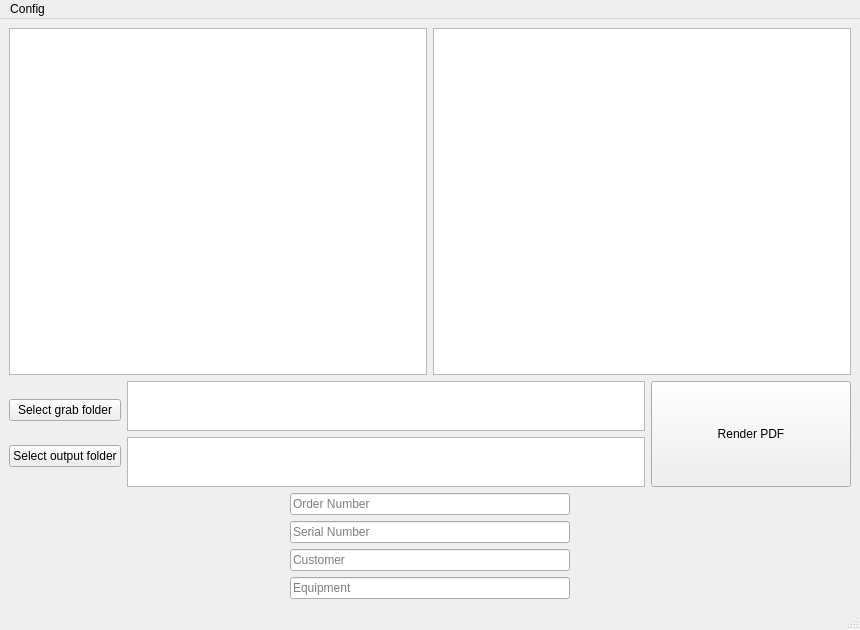
The window that redirect.ui (Kody-Quintana/PfaudSec) describes before a commit, drawn with Qt 5.
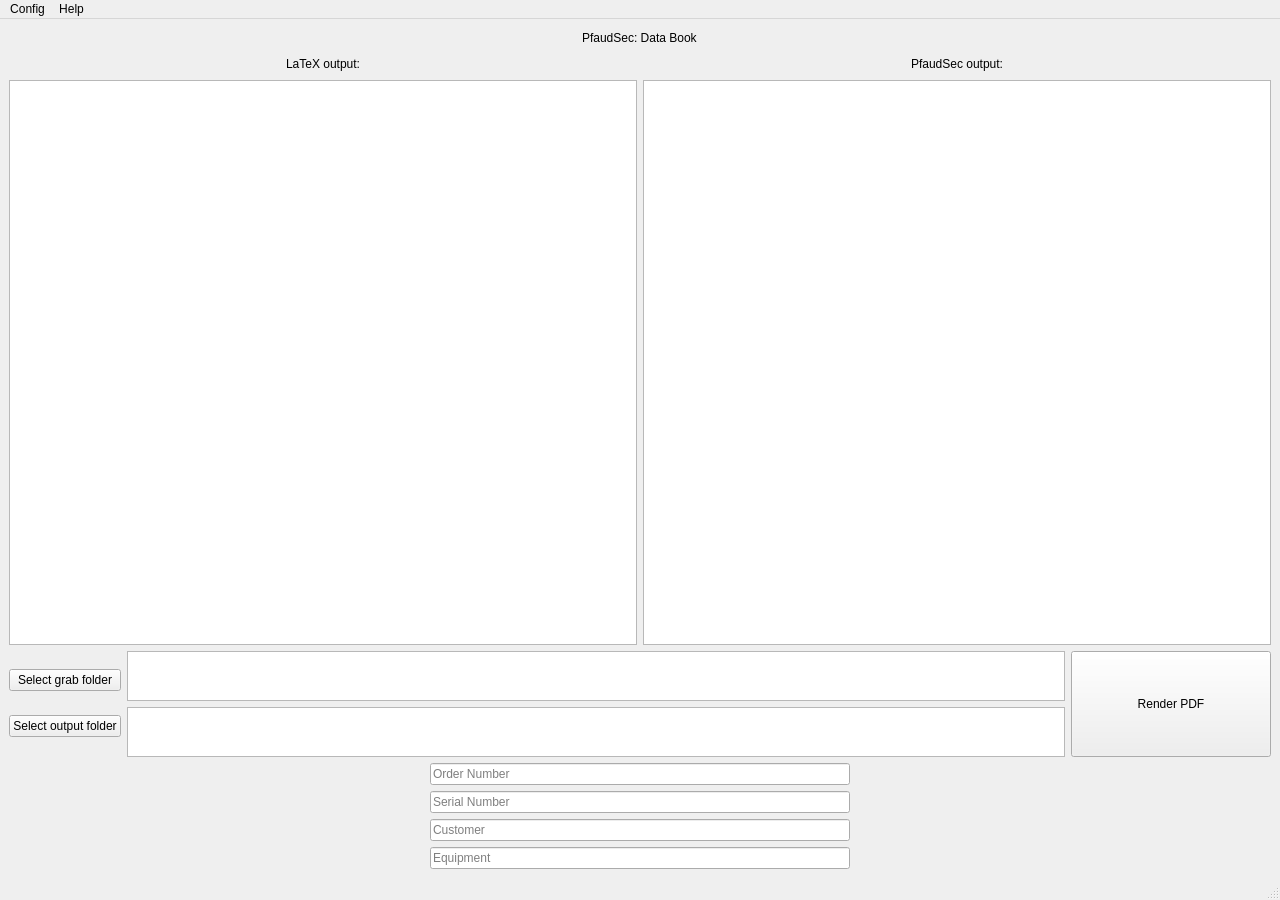
The same window after the commit.

Commit message: UI cosmetic changes/more checks for render button

```diff
--- a/redirect.ui
+++ b/redirect.ui
@@ -6,40 +6,171 @@
    <rect>
     <x>0</x>
     <y>0</y>
-    <width>860</width>
-    <height>630</height>
+    <width>1280</width>
+    <height>900</height>
    </rect>
   </property>
+  <property name="sizePolicy">
+   <sizepolicy hsizetype="Preferred" vsizetype="Preferred">
+    <horstretch>0</horstretch>
+    <verstretch>0</verstretch>
+   </sizepolicy>
+  </property>
   <property name="windowTitle">
    <string>PfaudSec Data Book tool</string>
   </property>
   <widget class="QWidget" name="centralwidget">
-   <layout class="QVBoxLayout" name="verticalLayout_4">
+   <layout class="QVBoxLayout" name="verticalLayout_6">
     <item>
-     <layout class="QHBoxLayout" name="horizontalLayout">
+     <layout class="QHBoxLayout" name="horizontalLayout_4">
       <item>
-       <widget class="QTextEdit" name="outputbox">
-        <property name="font">
-         <font>
-          <pointsize>12</pointsize>
-         </font>
+       <spacer name="horizontalSpacer_3">
+        <property name="orientation">
+         <enum>Qt::Horizontal</enum>
         </property>
-        <property name="readOnly">
-         <bool>true</bool>
+        <property name="sizeHint" stdset="0">
+         <size>
+          <width>40</width>
+          <height>20</height>
+         </size>
         </property>
-       </widget>
+       </spacer>
       </item>
       <item>
-       <widget class="QTextEdit" name="outputbox_2">
-        <property name="font">
-         <font>
-          <pointsize>12</pointsize>
-         </font>
+       <widget class="QLabel" name="label">
+        <property name="sizePolicy">
+         <sizepolicy hsizetype="Preferred" vsizetype="Preferred">
+          <horstretch>0</horstretch>
+          <verstretch>0</verstretch>
+         </sizepolicy>
         </property>
-        <property name="readOnly">
-         <bool>true</bool>
+        <property name="text">
+         <string>PfaudSec: Data Book</string>
         </property>
        </widget>
+      </item>
+      <item>
+       <spacer name="horizontalSpacer_4">
+        <property name="orientation">
+         <enum>Qt::Horizontal</enum>
+        </property>
+        <property name="sizeHint" stdset="0">
+         <size>
+          <width>40</width>
+          <height>20</height>
+         </size>
+        </property>
+       </spacer>
+      </item>
+     </layout>
+    </item>
+    <item>
+     <layout class="QHBoxLayout" name="horizontalLayout_6">
+      <item>
+       <layout class="QVBoxLayout" name="verticalLayout_5">
+        <item>
+         <layout class="QHBoxLayout" name="horizontalLayout">
+          <item>
+           <spacer name="horizontalSpacer_5">
+            <property name="orientation">
+             <enum>Qt::Horizontal</enum>
+            </property>
+            <property name="sizeHint" stdset="0">
+             <size>
+              <width>40</width>
+              <height>20</height>
+             </size>
+            </property>
+           </spacer>
+          </item>
+          <item>
+           <widget class="QLabel" name="label_2">
+            <property name="text">
+             <string>LaTeX output:</string>
+            </property>
+           </widget>
+          </item>
+          <item>
+           <spacer name="horizontalSpacer_6">
+            <property name="orientation">
+             <enum>Qt::Horizontal</enum>
+            </property>
+            <property name="sizeHint" stdset="0">
+             <size>
+              <width>40</width>
+              <height>20</height>
+             </size>
+            </property>
+           </spacer>
+          </item>
+         </layout>
+        </item>
+        <item>
+         <widget class="QTextEdit" name="outputbox">
+          <property name="font">
+           <font>
+            <pointsize>12</pointsize>
+           </font>
+          </property>
+          <property name="readOnly">
+           <bool>true</bool>
+          </property>
+         </widget>
+        </item>
+       </layout>
+      </item>
+      <item>
+       <layout class="QVBoxLayout" name="verticalLayout_4">
+        <item>
+         <layout class="QHBoxLayout" name="horizontalLayout_5">
+          <item>
+           <spacer name="horizontalSpacer_7">
+            <property name="orientation">
+             <enum>Qt::Horizontal</enum>
+            </property>
+            <property name="sizeHint" stdset="0">
+             <size>
+              <width>40</width>
+              <height>20</height>
+             </size>
+            </property>
+           </spacer>
+          </item>
+          <item>
+           <widget class="QLabel" name="label_3">
+            <property name="text">
+             <string>PfaudSec output:</string>
+            </property>
+           </widget>
+          </item>
+          <item>
+           <spacer name="horizontalSpacer_8">
+            <property name="orientation">
+             <enum>Qt::Horizontal</enum>
+            </property>
+            <property name="sizeHint" stdset="0">
+             <size>
+              <width>40</width>
+              <height>20</height>
+             </size>
+            </property>
+           </spacer>
+          </item>
+         </layout>
+        </item>
+        <item>
+         <widget class="QTextEdit" name="outputbox_2">
+          <property name="font">
+           <font>
+            <pointsize>12</pointsize>
+           </font>
+          </property>
+          <property name="readOnly">
+           <bool>true</bool>
+          </property>
+         </widget>
+        </item>
+       </layout>
       </item>
      </layout>
     </item>
@@ -208,7 +339,7 @@
     <rect>
      <x>0</x>
      <y>0</y>
-     <width>860</width>
+     <width>1280</width>
      <height>20</height>
     </rect>
    </property>
@@ -219,7 +350,16 @@
     <addaction name="actionSections_config"/>
     <addaction name="actionxelatex_config"/>
    </widget>
+   <widget class="QMenu" name="menuHelp">
+    <property name="title">
+     <string>Help</string>
+    </property>
+    <addaction name="actionUser_Procedure"/>
+    <addaction name="separator"/>
+    <addaction name="actionAbout_PfaudSec"/>
+   </widget>
    <addaction name="menuConfig"/>
+   <addaction name="menuHelp"/>
   </widget>
   <action name="actionSections_config">
    <property name="text">
```
Left out of the diff: 11 changed lines with no effect on the pictures. The commit also changes 2 other files.
